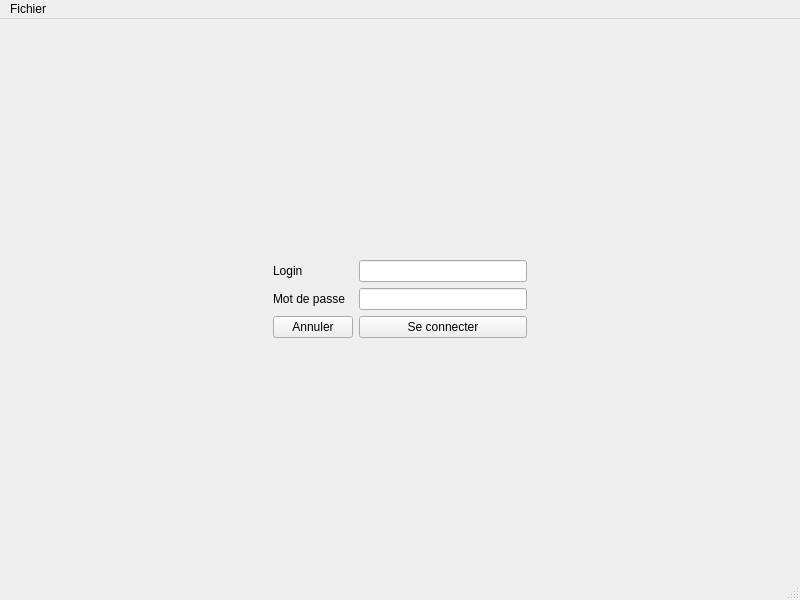
This is Master/mainwindow.ui in ArnaudScheffler/ProjetCPOOA as Qt 5 draws it before an edit. The edited form follows.
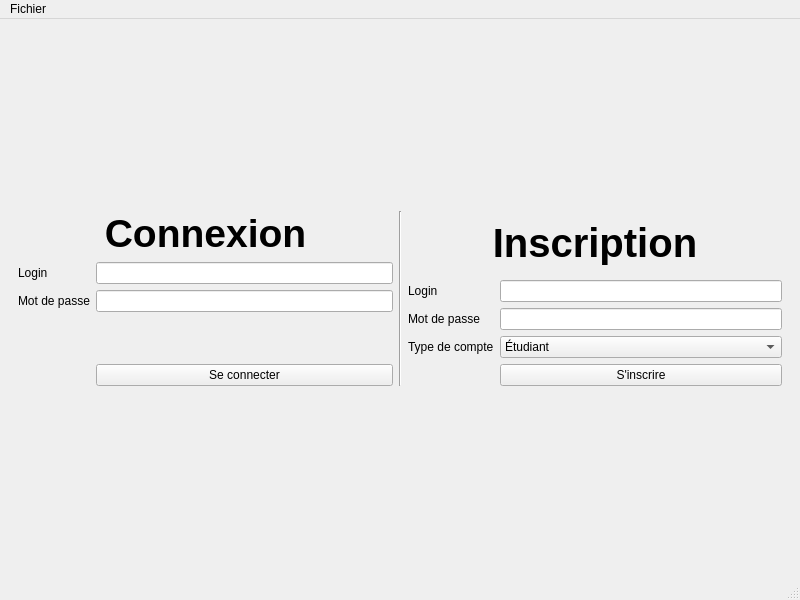
This is the edited form. The open tabs and pages were chosen to show the change.

Commit message: Ajout affichage des cours proposés quand on se connecte en enseignant, inscription

```diff
--- a/Master/mainwindow.ui
+++ b/Master/mainwindow.ui
@@ -18,46 +18,155 @@
   </property>
   <widget class="QWidget" name="centralwidget">
    <layout class="QGridLayout" name="gridLayout_4">
-    <item row="3" column="1">
+    <item row="0" column="0">
      <widget class="QStackedWidget" name="stackedWidget">
       <property name="currentIndex">
        <number>2</number>
       </property>
       <widget class="QWidget" name="Connection">
        <layout class="QGridLayout" name="gridLayout_3">
-        <item row="1" column="2">
-         <spacer name="horizontalSpacer_2">
+        <item row="3" column="0" colspan="3">
+         <spacer name="verticalSpacer">
           <property name="orientation">
-           <enum>Qt::Horizontal</enum>
+           <enum>Qt::Vertical</enum>
           </property>
           <property name="sizeHint" stdset="0">
            <size>
-            <width>40</width>
-            <height>20</height>
+            <width>20</width>
+            <height>40</height>
            </size>
           </property>
          </spacer>
         </item>
-        <item row="1" column="1">
-         <layout class="QFormLayout" name="formLayout">
-          <item row="0" column="0">
+        <item row="6" column="0" colspan="3">
+         <spacer name="verticalSpacer_2">
+          <property name="orientation">
+           <enum>Qt::Vertical</enum>
+          </property>
+          <property name="sizeHint" stdset="0">
+           <size>
+            <width>20</width>
+            <height>40</height>
+           </size>
+          </property>
+         </spacer>
+        </item>
+        <item row="4" column="2">
+         <layout class="QGridLayout" name="gridLayout_6">
+          <item row="0" column="0" colspan="2">
+           <widget class="QLabel" name="label_10">
+            <property name="font">
+             <font>
+              <pointsize>30</pointsize>
+              <weight>75</weight>
+              <bold>true</bold>
+             </font>
+            </property>
+            <property name="text">
+             <string>Inscription</string>
+            </property>
+            <property name="alignment">
+             <set>Qt::AlignCenter</set>
+            </property>
+           </widget>
+          </item>
+          <item row="1" column="0">
+           <widget class="QLabel" name="label_11">
+            <property name="text">
+             <string>Login</string>
+            </property>
+           </widget>
+          </item>
+          <item row="1" column="1">
+           <widget class="QLineEdit" name="lineLoginInscription"/>
+          </item>
+          <item row="2" column="0">
+           <widget class="QLabel" name="label_12">
+            <property name="text">
+             <string>Mot de passe</string>
+            </property>
+           </widget>
+          </item>
+          <item row="2" column="1">
+           <widget class="QLineEdit" name="lineMdpInscription">
+            <property name="echoMode">
+             <enum>QLineEdit::Password</enum>
+            </property>
+           </widget>
+          </item>
+          <item row="3" column="0">
+           <widget class="QLabel" name="label_13">
+            <property name="text">
+             <string>Type de compte</string>
+            </property>
+           </widget>
+          </item>
+          <item row="3" column="1">
+           <widget class="QComboBox" name="comboBoxTypeCompte">
+            <item>
+             <property name="text">
+              <string>Étudiant</string>
+             </property>
+            </item>
+            <item>
+             <property name="text">
+              <string>Enseigant</string>
+             </property>
+            </item>
+            <item>
+             <property name="text">
+              <string>Administrateur</string>
+             </property>
+            </item>
+           </widget>
+          </item>
+          <item row="4" column="1">
+           <widget class="QPushButton" name="pushButtonInscription">
+            <property name="text">
+             <string>S'inscrire</string>
+            </property>
+           </widget>
+          </item>
+         </layout>
+        </item>
+        <item row="4" column="1">
+         <widget class="Line" name="line">
+          <property name="orientation">
+           <enum>Qt::Vertical</enum>
+          </property>
+         </widget>
+        </item>
+        <item row="4" column="0">
+         <layout class="QGridLayout" name="gridLayout_7">
+          <item row="0" column="0" colspan="2">
+           <widget class="QLabel" name="label_9">
+            <property name="font">
+             <font>
+              <pointsize>29</pointsize>
+              <weight>75</weight>
+              <bold>true</bold>
+              <kerning>true</kerning>
+             </font>
+            </property>
+            <property name="autoFillBackground">
+             <bool>false</bool>
+            </property>
+            <property name="text">
+             <string>Connexion</string>
+            </property>
+            <property name="alignment">
+             <set>Qt::AlignCenter</set>
+            </property>
+           </widget>
+          </item>
+          <item row="1" column="0">
            <widget class="QLabel" name="label">
             <property name="text">
              <string>Login</string>
             </property>
            </widget>
           </item>
-          <item row="0" column="1">
-           <widget class="QLineEdit" name="lineLogin"/>
-          </item>
-          <item row="1" column="0">
-           <widget class="QLabel" name="label_2">
-            <property name="text">
-             <string>Mot de passe</string>
-            </property>
-           </widget>
-          </item>
-          <item row="1" column="1">
+          <item row="2" column="1">
            <widget class="QLineEdit" name="lineMdp">
             <property name="echoMode">
              <enum>QLineEdit::Password</enum>
@@ -67,61 +176,38 @@
             </property>
            </widget>
           </item>
-          <item row="2" column="0">
-           <widget class="QPushButton" name="Annulation">
-            <property name="text">
-             <string>Annuler</string>
-            </property>
-           </widget>
-          </item>
-          <item row="2" column="1">
+          <item row="4" column="1">
            <widget class="QPushButton" name="Connexion">
             <property name="text">
              <string>Se connecter</string>
             </property>
            </widget>
           </item>
+          <item row="1" column="1">
+           <widget class="QLineEdit" name="lineLogin"/>
+          </item>
+          <item row="2" column="0">
+           <widget class="QLabel" name="label_2">
+            <property name="text">
+             <string>Mot de passe</string>
+            </property>
+           </widget>
+          </item>
+          <item row="3" column="1">
+           <spacer name="verticalSpacer_5">
+            <property name="orientation">
+             <enum>Qt::Vertical</enum>
+            </property>
+            <property name="sizeHint" stdset="0">
+             <size>
+              <width>20</width>
+              <height>40</height>
+             </size>
+            </property>
+           </spacer>
+          </item>
          </layout>
         </item>
-        <item row="0" column="1">
-         <spacer name="verticalSpacer">
-          <property name="orientation">
-           <enum>Qt::Vertical</enum>
-          </property>
-          <property name="sizeHint" stdset="0">
-           <size>
-            <width>20</width>
-            <height>40</height>
-           </size>
-          </property>
-         </spacer>
-        </item>
-        <item row="1" column="0">
-         <spacer name="horizontalSpacer">
-          <property name="orientation">
-           <enum>Qt::Horizontal</enum>
-          </property>
-          <property name="sizeHint" stdset="0">
-           <size>
-            <width>40</width>
-            <height>20</height>
-           </size>
-          </property>
-         </spacer>
-        </item>
-        <item row="2" column="1">
-         <spacer name="verticalSpacer_2">
-          <property name="orientation">
-           <enum>Qt::Vertical</enum>
-          </property>
-          <property name="sizeHint" stdset="0">
-           <size>
-            <width>20</width>
-            <height>40</height>
-           </size>
-          </property>
-         </spacer>
-        </item>
        </layout>
       </widget>
       <widget class="QWidget" name="Accueil">
```
Left out of the diff: 262 changed lines with no effect on the pictures. The commit also changes 6 other files.
